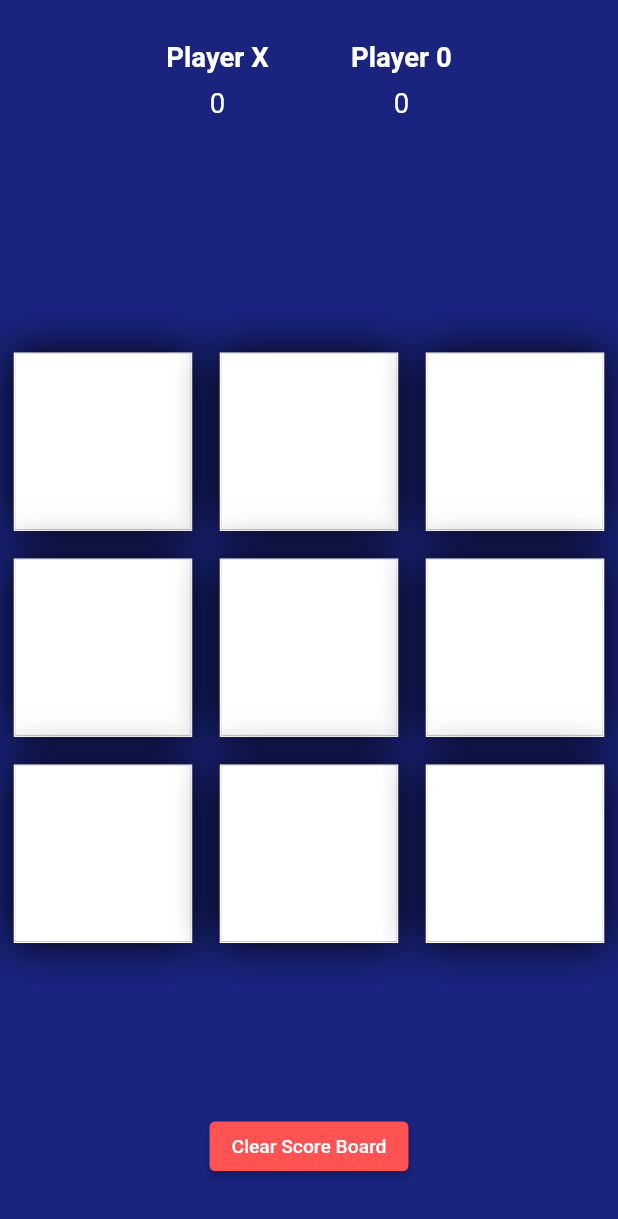
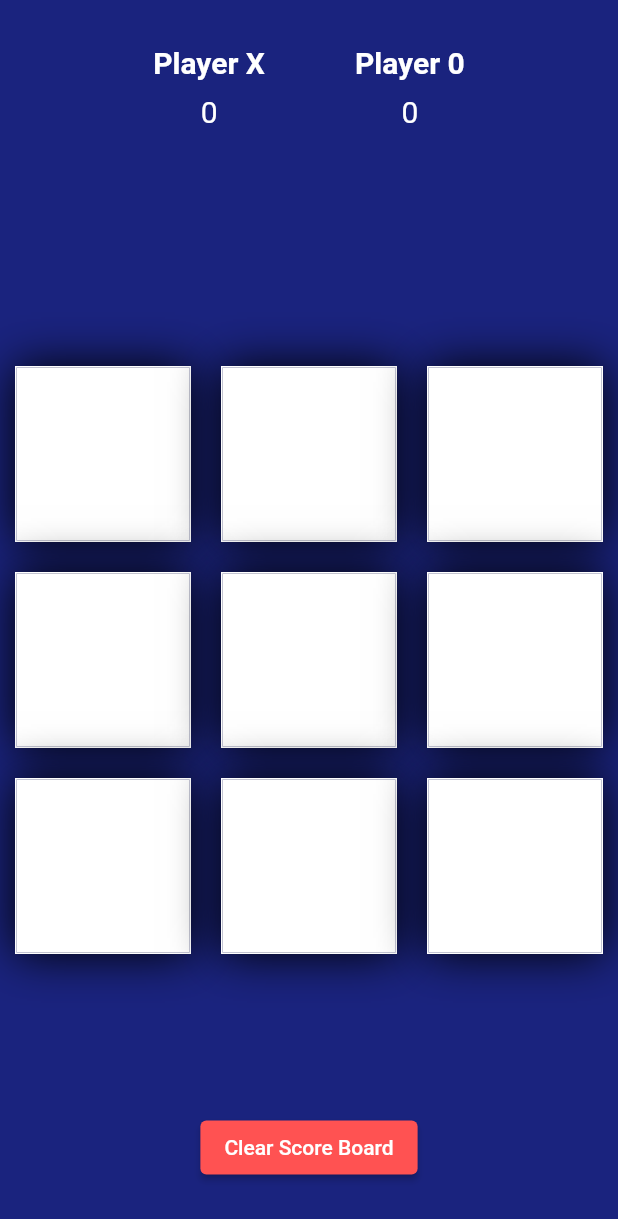
Before and after one commit to safadtm/flutter-tic-tac-toe, a Flutter app: the screen it shows after launch, on a phone screen of 412 x 824 dp. Shown: the top 1219 px of the screen. Run offline on Flutter 3.47's test engine with Material 2 defaults, Android fonts, the phone set to English and light mode, and no system bars.

Commit message:
Clear responsive plugin

```diff
--- a/lib/main.dart
+++ b/lib/main.dart
@@ -1,5 +1,4 @@
 import 'package:flutter/material.dart';
-import 'package:responsive_framework/responsive_framework.dart';
 
 void main() {
   runApp(const MyApp());
@@ -12,19 +11,6 @@ class MyApp extends StatelessWidget {
   @override
   Widget build(BuildContext context) {
     return MaterialApp(
-      builder: (context, child) => ResponsiveWrapper.builder(
-          BouncingScrollWrapper.builder(context, child!),
-          maxWidth: 1200,
-          minWidth: 450,
-          defaultScale: true,
-          breakpoints: [
-            const ResponsiveBreakpoint.resize(450, name: MOBILE),
-            const ResponsiveBreakpoint.autoScale(800, name: TABLET),
-            const ResponsiveBreakpoint.autoScale(1000, name: TABLET),
-            const ResponsiveBreakpoint.resize(1200, name: DESKTOP),
-            const ResponsiveBreakpoint.autoScale(2460, name: "4K"),
-          ],
-          background: Container(color: const Color(0xFFF5F5F5))),
       debugShowCheckedModeBanner: false,
       home: const HomePage(),
     );
--- a/pubspec.yaml
+++ b/pubspec.yaml
@@ -33,7 +33,7 @@ dependencies:
   flutter:
     sdk: flutter
   flutter_launcher_icons: ^0.10.0
-  responsive_framework: ^0.2.0
+
 
 
 flutter_icons:
```
Also changed, not shown: pubspec.lock.
